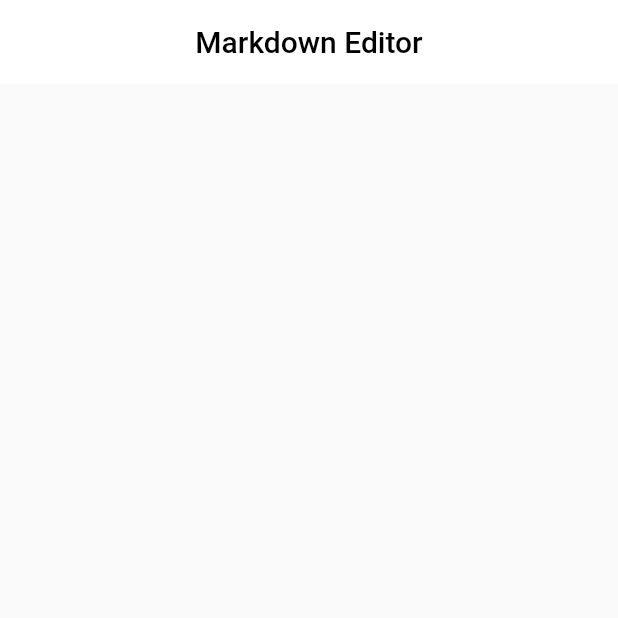
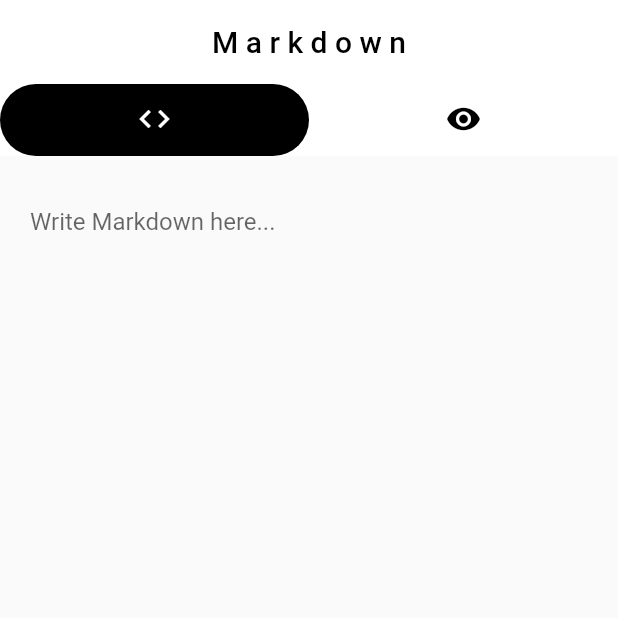
Before and after one commit to UsamaEjaz0/Markdown-editor-edit-.md-files, a Flutter app: the screen it shows after launch, on a phone screen of 412 x 824 dp, the top half of it. Run offline on Flutter 3.47's test engine with Material 2 defaults, Android fonts, the phone set to English and light mode, and no system bars; our stand-ins replace flutter_markdown.

```diff
--- a/lib/home.dart
+++ b/lib/home.dart
@@ -1,23 +1,75 @@
 import 'package:flutter/material.dart';
+import 'package:flutter_markdown/flutter_markdown.dart';
 
 class MyHomePage extends StatefulWidget {
   @override
   _MyHomePageState createState() => _MyHomePageState();
 }
 
-class _MyHomePageState extends State<MyHomePage> {
+class _MyHomePageState extends State<MyHomePage>
+    with SingleTickerProviderStateMixin {
+  TabController _controller;
+  TextEditingController _textEditingController;
+  String text = "";
+
+  @override
+  void initState() {
+    super.initState();
+    _controller = TabController(length: 2, vsync: this);
+    _textEditingController = TextEditingController();
+  }
+
   @override
   Widget build(BuildContext context) {
     return Scaffold(
       appBar: AppBar(
         title: Text(
-          "Markdown Editor",
-          style: TextStyle(color: Colors.black),
+          "M a r k d o w n",
+          style: TextStyle(
+            color: Colors.black,
+          ),
         ),
         centerTitle: true,
         backgroundColor: Colors.white,
         elevation: 0,
+        bottom: TabBar(
+          unselectedLabelColor: Colors.black,
+          indicator: BoxDecoration(
+            borderRadius: BorderRadius.circular(30),
+            color: Colors.black,
+          ),
+          controller: _controller,
+          tabs: [
+            Tab(
+              child: Icon(Icons.code),
+            ),
+            Tab(
+              child: Icon(Icons.visibility),
+            )
+          ],
+        ),
       ),
+      body: TabBarView(controller: _controller, children: [
+        Container(
+          margin: EdgeInsets.all(20),
+          child: TextField(
+            keyboardType: TextInputType.multiline,
+            maxLines: null,
+            controller: _textEditingController,
+            decoration: InputDecoration(
+                border: InputBorder.none, hintText: "Write Markdown here..."),
+            onChanged: (String text) {
+              setState(() {
+                this.text = text;
+              });
+            },
+          ),
+        ),
+        Container(
+          margin: EdgeInsets.all(20),
+          child: Markdown(data: text),
+        ),
+      ]),
     );
   }
 }
--- a/pubspec.yaml
+++ b/pubspec.yaml
@@ -28,6 +28,7 @@ dependencies:
   # The following adds the Cupertino Icons font to your application.
   # Use with the CupertinoIcons class for iOS style icons.
   cupertino_icons: ^1.0.0
+  flutter_markdown: ^0.5.1
 
 dev_dependencies:
   flutter_test:
```
Also changed, not shown: pubspec.lock.
